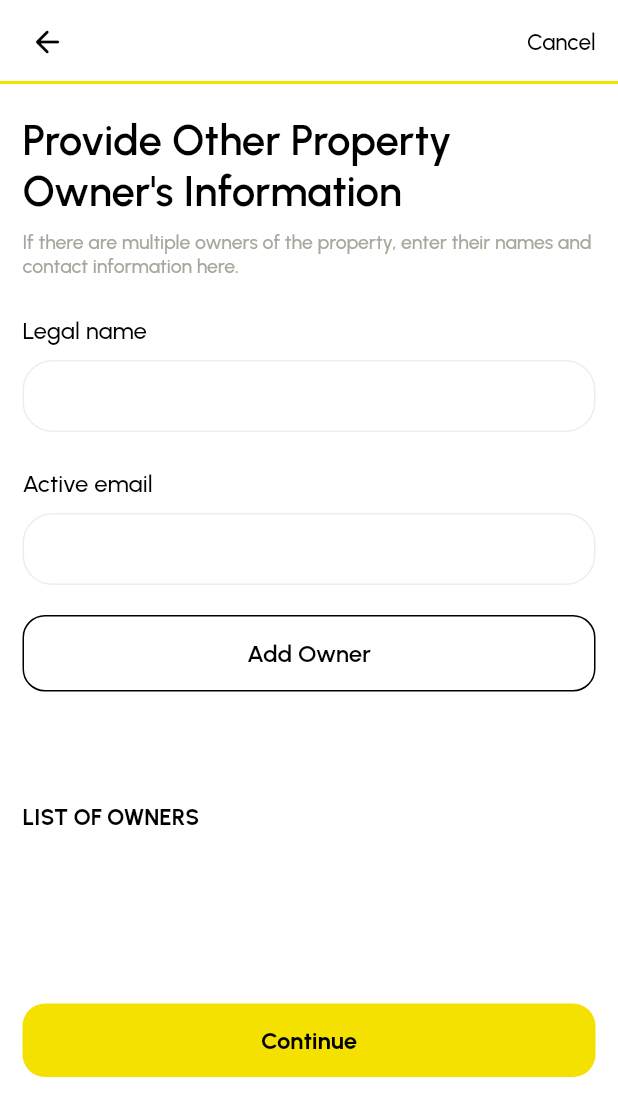
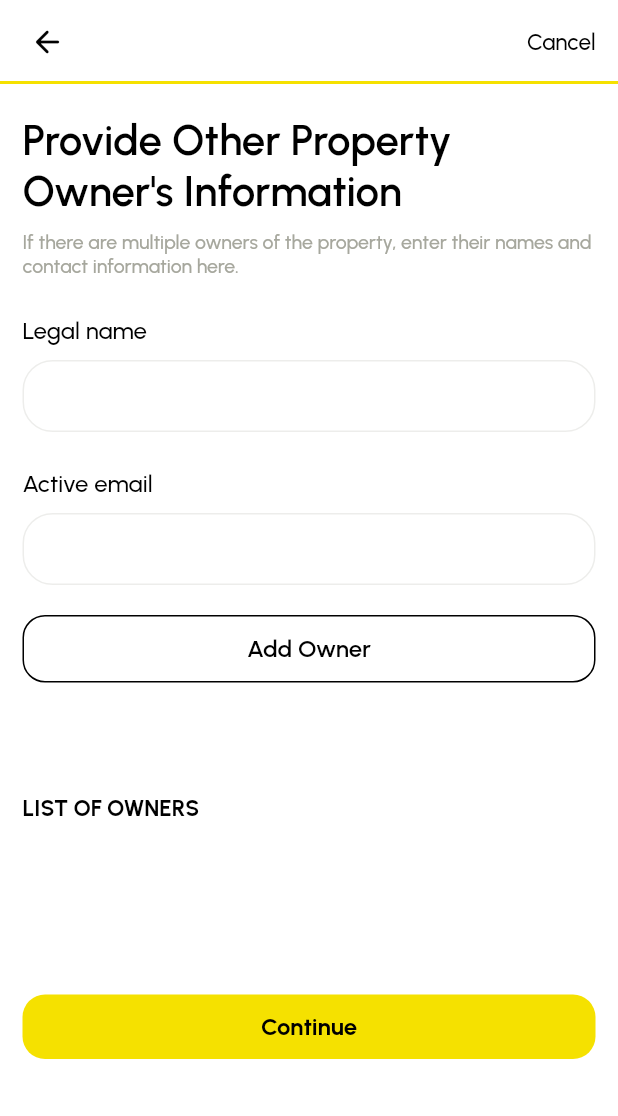
Before and after one commit to QuickFast-io/UX, a Flutter app: the Property_Owner_Screen screen opened directly, on a phone screen of 412 x 824 dp. Shown: the top 1116 px of the screen. Run offline on Flutter 3.47's test engine with Material 2 defaults, Android fonts, the phone set to English and light mode, and no system bars; our stand-ins replace awesome_snackbar_content, floating_bottom_navigation_bar, flutter_spinkit, flutter_svg, google_fonts, shared_preferences; missing offline and left inert: country_calling_code_picker, flutter_sim_country_code; accounts and stored records are empty.

Commit message:
rabit_changes_23_01_23-3

```diff
--- a/lib/screens/side_menu/property_owner_screen.dart
+++ b/lib/screens/side_menu/property_owner_screen.dart
@@ -216,7 +216,7 @@ class _Property_Owner_ScreenState extends State<Property_Owner_Screen> {
                      });
                    },
                    child: Container(
-                     padding: EdgeInsets.fromLTRB(5.0, 15.0, 5.0, 15.0),
+                     padding: EdgeInsets.fromLTRB(5.0, 12.0, 5.0, 12.0),
                      decoration: BoxDecoration(
                        color: AppColors.whiteColor,
                        border: Border.all(
@@ -275,7 +275,7 @@ class _Property_Owner_ScreenState extends State<Property_Owner_Screen> {
                   });
                 },
                 child: Container(
-                  padding: EdgeInsets.fromLTRB(5.0, 15.0, 5.0, 15.0),
+                  padding: EdgeInsets.fromLTRB(5.0, 12.0, 5.0, 12.0),
                   decoration: BoxDecoration(
                     color: AppColors.appColor,
                     // border: Border.all(
--- a/lib/screens/side_menu/wallet_setup_screen.dart
+++ b/lib/screens/side_menu/wallet_setup_screen.dart
@@ -56,8 +56,7 @@ class _Wallet_Setup_ScreenState extends State<Wallet_Setup_Screen> {
           )
         ],
       ),
-      body: SingleChildScrollView(
-        child: Container(
+      body: Container(
         width: MediaQuery.of(context).size.width,
         height: MediaQuery.of(context).size.height,
         padding: EdgeInsets.fromLTRB(15.0, 5.0, 15.0, 10.0),
@@ -150,7 +149,6 @@ class _Wallet_Setup_ScreenState extends State<Wallet_Setup_Screen> {
 
         ),
       ),
-      ),
     );
   }
 }
```
Lines whose indentation alone changed are shown as unchanged.
